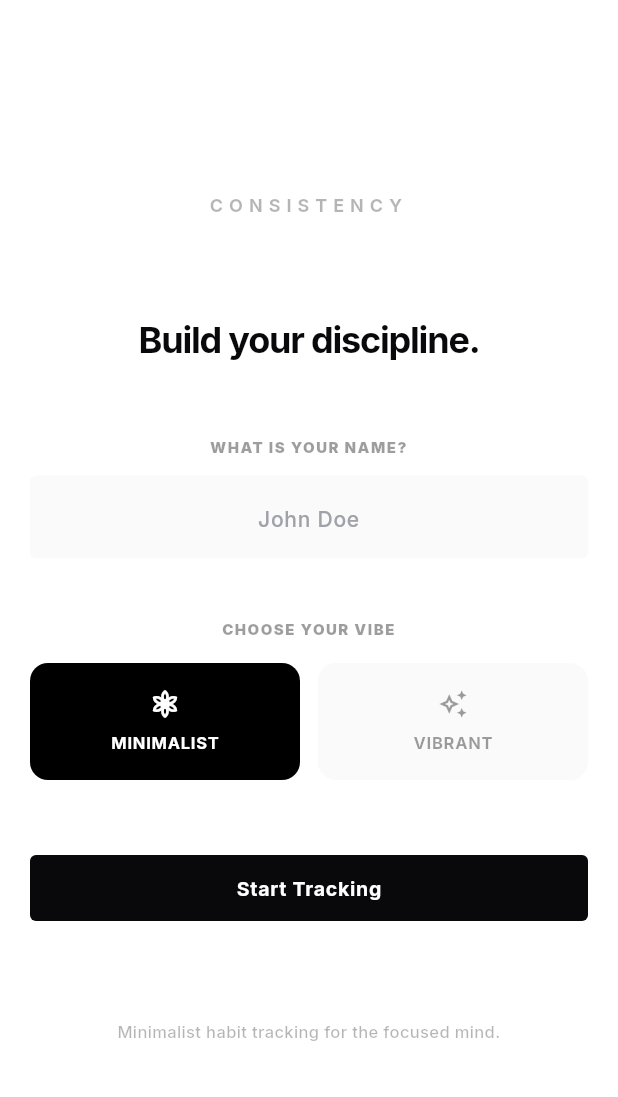
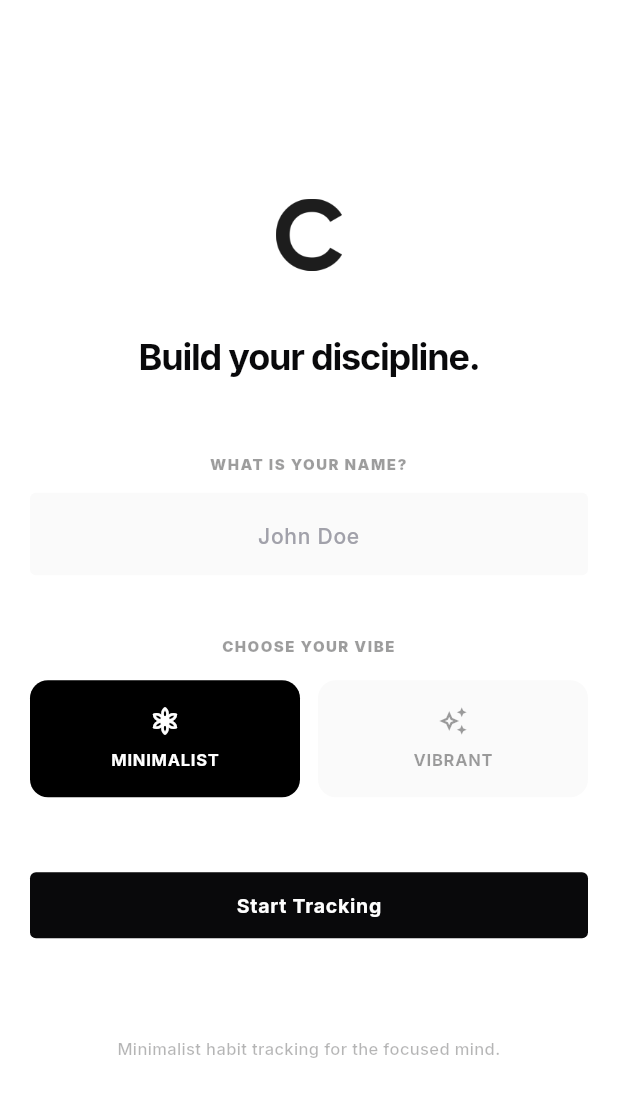
Before and after one commit to Uzee009/consistency-tracker, a Flutter app: the screen it shows after launch, on a phone screen of 412 x 824 dp. Shown: the top 1097 px of the screen. Run offline on Flutter 3.47's test engine with Material 3 defaults, Android fonts, the phone set to English and light mode, and no system bars; our stand-ins replace fl_chart, google_fonts, just_audio, shared_preferences, sqflite, sqflite_common_ffi; missing offline and left inert: window_manager; accounts and stored records are empty.

Commit message:
feat: implement theme-responsive app logo and official launcher icons

```diff
--- a/lib/screens/first_run_setup_screen.dart
+++ b/lib/screens/first_run_setup_screen.dart
@@ -5,6 +5,8 @@ import 'package:consistency_tracker_v1/services/style_service.dart';
 import 'package:consistency_tracker_v1/screens/home_screen.dart';
 import 'package:consistency_tracker_v1/main.dart';
 import 'package:shared_preferences/shared_preferences.dart';
+
+import 'package:consistency_tracker_v1/widgets/app_logo.dart';
 
 class FirstRunSetupScreen extends StatefulWidget {
   const FirstRunSetupScreen({super.key});
@@ -112,17 +114,8 @@ class _FirstRunSetupScreenState extends State<FirstRunSetupScreen> {
               mainAxisAlignment: MainAxisAlignment.center,
               crossAxisAlignment: CrossAxisAlignment.stretch,
               children: [
-                Text(
-                  'CONSISTENCY',
-                  textAlign: TextAlign.center,
-                  style: TextStyle(
-                    fontSize: 12,
-                    fontWeight: FontWeight.bold,
-                    letterSpacing: 4,
-                    color: Theme.of(context).colorScheme.onSurface.withValues(alpha: 0.3),
-                  ),
-                ),
-                const SizedBox(height: 64),
+                const Center(child: AppLogo(size: 80)),
+                const SizedBox(height: 24),
                 Text(
                   'Build your discipline.',
                   textAlign: TextAlign.center,
--- a/lib/screens/home_screen.dart
+++ b/lib/screens/home_screen.dart
@@ -5,6 +5,7 @@ import '../controllers/dashboard_controller.dart';
 import '../controllers/dashboard_layout_controller.dart';
 import '../widgets/dashboard_grid_renderer.dart';
 import '../widgets/user_menu.dart';
+import '../widgets/app_logo.dart';
 import '../screens/analytics_explorer_screen.dart';
 import '../screens/settings_screen.dart';
 
@@ -142,10 +143,8 @@ class _HomeScreenState extends State<HomeScreen> {
       child: Row(
         children: [
           // LEFT: LOGO
-          SizedBox(
-            width: 40,
-            child: Icon(Icons.auto_graph_rounded, color: Theme.of(context).colorScheme.primary, size: 24),
-          ),
+          const AppLogo(size: 36),
+          const SizedBox(width: 16),
 
           // CENTER: BRANDING (Expanded to fill and center text)
           Expanded(
--- /dev/null
+++ b/lib/widgets/app_logo.dart
@@ -0,0 +1,39 @@
+import 'package:flutter/material.dart';
+
+class AppLogo extends StatelessWidget {
+  final double size;
+
+  const AppLogo({
+    super.key,
+    this.size = 80,
+  });
+
+  @override
+  Widget build(BuildContext context) {
+    // We use the theme's brightness to decide which logo to show
+    final isDark = Theme.of(context).brightness == Brightness.dark;
+
+    // Logo - black (logo_black.png) for light theme (white systems)
+    // Logo - white (logo_white.png) for dark theme (black systems)
+    final assetPath = isDark
+        ? 'assets/logos/logo_white.png'
+        : 'assets/logos/logo_black.png';
+
+    return Container(
+      width: size,
+      height: size,
+      padding: EdgeInsets.all(size * 0.2), // Increased from 0.1 to 0.2 to prevent clipping
+      decoration: BoxDecoration(
+        color: Colors.transparent,
+        borderRadius: BorderRadius.circular(size * 0.25),
+      ),
+      child: Center(
+        child: Image.asset(
+          assetPath,
+          fit: BoxFit.contain,
+          key: ValueKey(assetPath),
+        ),
+      ),
+    );
+  }
+}
```
Also changed, not shown: pubspec.yaml (+23 -0 lines), assets/logos/logo_black.png (added), assets/logos/logo_white.png (added), pubspec.lock, 47 other files.
